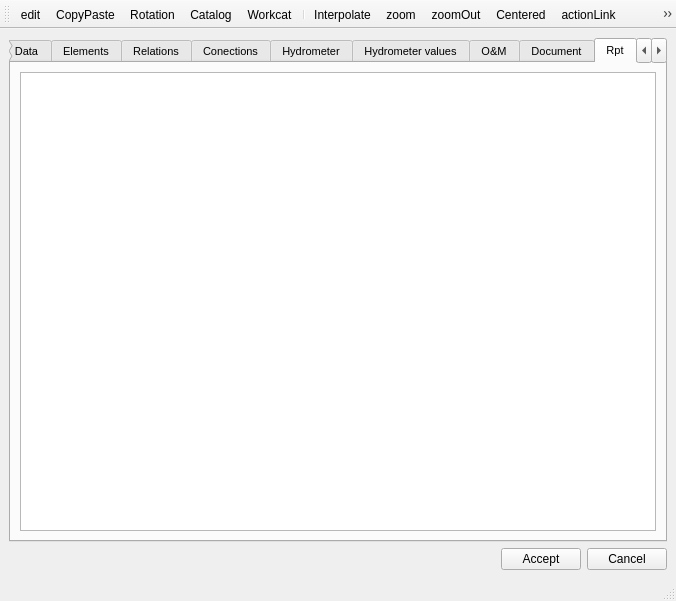
Above: ui/api_cf.ui from Giswater/giswater_qgis_plugin before the change. Below: the same form after it.
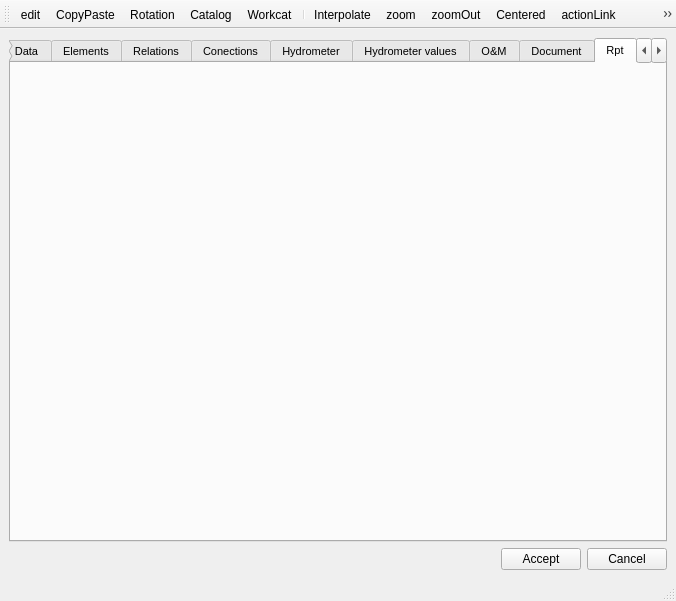
That is the form after the change. The open tabs and pages were chosen to show the change. Icons and pictures are not drawn.

Commit message: qtableview widget added by api

Patch:
```diff
--- a/ui/api_cf.ui
+++ b/ui/api_cf.ui
@@ -738,13 +738,6 @@
         <item row="0" column="0">
          <layout class="QGridLayout" name="rpt_layout1"/>
         </item>
-        <item row="2" column="0">
-         <widget class="QTableView" name="tbl_rpt">
-          <property name="sortingEnabled">
-           <bool>true</bool>
-          </property>
-         </widget>
-        </item>
        </layout>
       </widget>
       <widget class="QWidget" name="tab_plan">
```
The commit also changes 2 other files.
